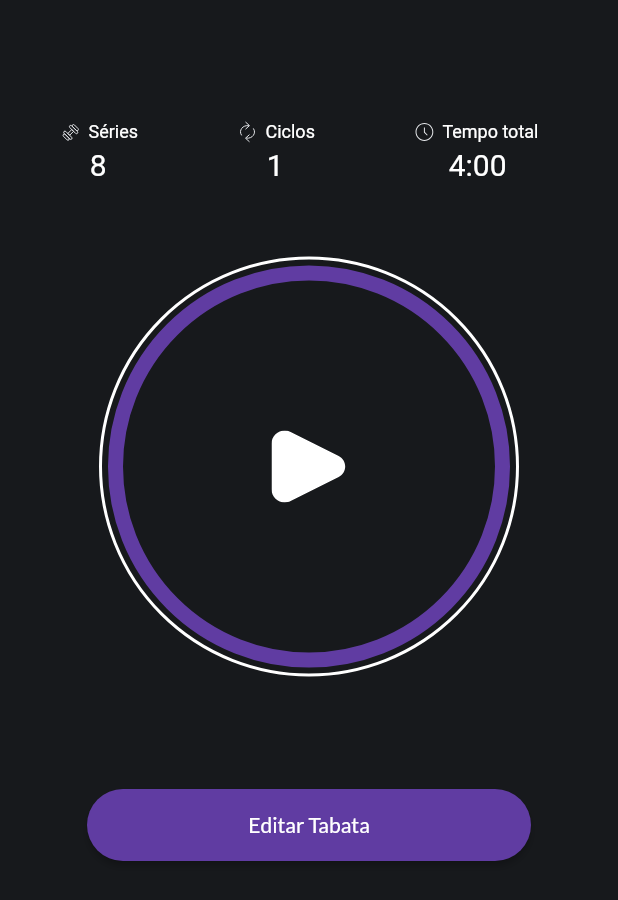
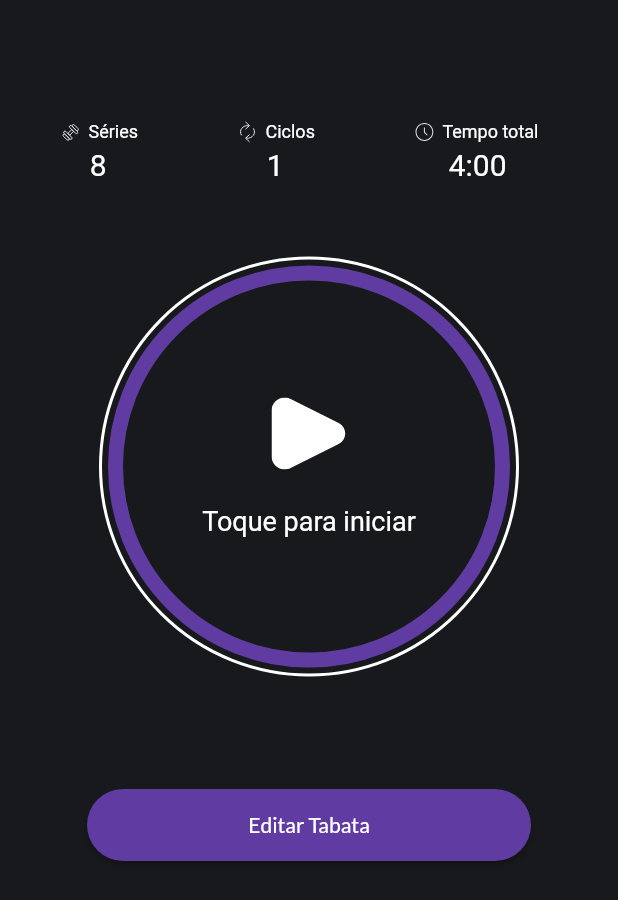
Before and after one commit to abnerescocio/flutter_app_hackaton, a Flutter app: the PreTraningScreen screen opened directly, on a phone screen of 412 x 824 dp. Shown: the top 900 px of the screen. Run offline on Flutter 3.47's test engine with Material 2 defaults, Android fonts, the light colour scheme and no system bars; our stand-ins replace bloc, cloud_firestore, firebase_core, flutter_bloc, flutter_svg, lottie; accounts and stored records are empty; generated files the repository leaves out were written again.

Commit message:
Created pre-training screen

```diff
--- a/lib/src/pre_training/pre_training.dart
+++ b/lib/src/pre_training/pre_training.dart
@@ -31,7 +31,7 @@ class PreTraningScreen extends StatelessWidget {
           const SizedBox(
             height: 75,
           ),
-          BaseButton(text: "Editar Tabata")
+          BaseButton(text: "Editar Tabata"),
         ],
       ),
     );
@@ -48,10 +48,22 @@ class CircleWidget extends StatelessWidget {
   @override
   Widget build(BuildContext context) {
     return Stack(alignment: AlignmentDirectional.center, children: [
-      SizedBox(
-        height: 50,
-        width: 50,
-        child: SvgPicture.asset('assets/images/icons/play.svg'),
+      Column(
+        children: [
+          SizedBox(
+            height: 50,
+            width: 50,
+            child:SvgPicture.asset('assets/images/icons/play.svg'),
+          ),
+          const SizedBox(
+            height: 23,
+          ),
+          const Text(
+            "Toque para iniciar",
+            style: TextStyle(
+                fontSize: 18, color: CustomColors.neutralColor20),
+          ),
+        ],
       ),
       SizedBox(
         height: 280,
@@ -73,7 +85,7 @@ class CircleWidget extends StatelessWidget {
             borderRadius: BorderRadius.circular(140),
           ),
         ),
-      )
+      ),
     ]);
   }
 }
```
